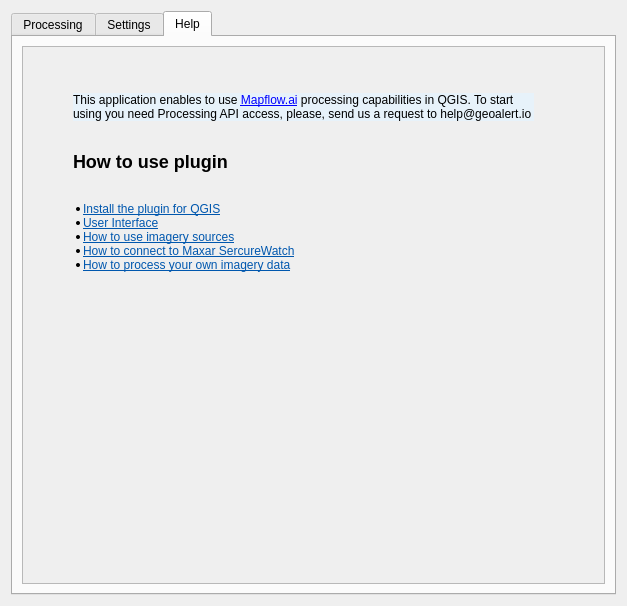
Above: src/geoalert_master_src/geoalert_dialog_base.ui from Geoalert/mapflow-qgis before the change. Below: the same form after it.
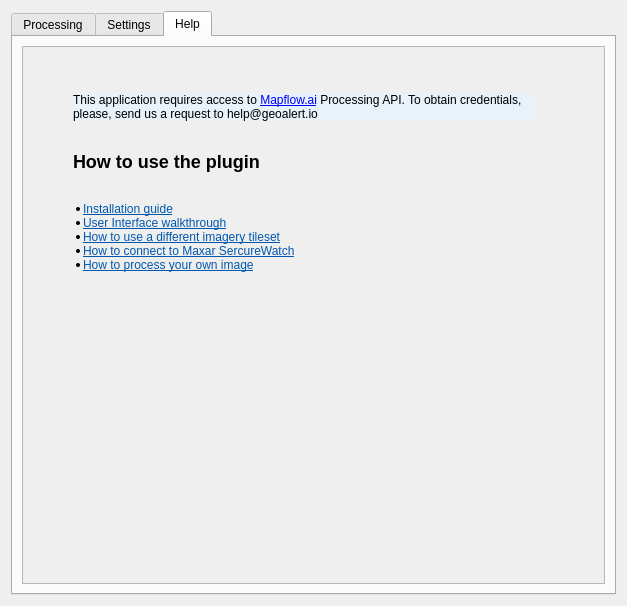
That is the form after the change. The open tabs and pages were chosen to show the change. Custom widgets are drawn as their Qt base class.

Commit message:
Improve dialog texts
Fix typos; improve English; rename Processing to Progress in the
processing table to match the displayed data.

```diff
--- a/src/geoalert_master_src/geoalert_dialog_base.ui
+++ b/src/geoalert_master_src/geoalert_dialog_base.ui
@@ -842,14 +842,14 @@
            </property>
            <property name="text">
             <string>&lt;html&gt;&lt;head/&gt;&lt;body&gt;
-&lt;div style=&quot;margin:30px; background-color: #e7f2fa&quot;&gt;&lt;p&gt;This application enables to use &lt;a href=&quot;http://mapflow.ai/&quot;&gt;Mapflow.ai&lt;/a&gt; processing capabilities in QGIS. To start using you need Processing API access, please, send us a request to help@geoalert.io&lt;/p&gt;&lt;/div&gt;
-&lt;h2 style=&quot;margin:30px;&quot;&gt;How to use plugin&lt;/h2&gt;
+&lt;div style=&quot;margin:30px; background-color: #e7f2fa&quot;&gt;&lt;p&gt;This application requires access to &lt;a href=&quot;http://mapflow.ai/&quot;&gt;Mapflow.ai&lt;/a&gt; Processing API. To obtain credentials, please, send us a request to help@geoalert.io&lt;/p&gt;&lt;/div&gt;
+&lt;h2 style=&quot;margin:30px;&quot;&gt;How to use the plugin&lt;/h2&gt;
 &lt;ul&gt;
-&lt;li&gt;&lt;a href=&quot;https://docs.mapflow.ai/docs_api/qgis_mapflow.html#how-to-install-the-plugin&quot;&gt;&lt;span style=&quot; text-decoration: underline; color:#0057ae;&quot;&gt;Install the plugin for QGIS&lt;/span&gt;&lt;/a&gt;&lt;/li&gt;
-&lt;li&gt;&lt;a href=&quot;https://docs.mapflow.ai/docs_api/qgis_mapflow.html#user-interface&quot;&gt;&lt;span style=&quot; text-decoration: underline; color:#0057ae;&quot;&gt;User Interface&lt;/span&gt;&lt;/a&gt;&lt;/li&gt;
-&lt;li&gt;&lt;a href=&quot;https://docs.mapflow.ai/docs_api/qgis_mapflow.html#how-to-use-other-imagery-services&quot;&gt;&lt;span style=&quot; text-decoration: underline; color:#0057ae;&quot;&gt;How to use imagery sources&lt;/span&gt;&lt;/a&gt;&lt;/li&gt;
+&lt;li&gt;&lt;a href=&quot;https://docs.mapflow.ai/docs_api/qgis_mapflow.html#how-to-install-the-plugin&quot;&gt;&lt;span style=&quot; text-decoration: underline; color:#0057ae;&quot;&gt;Installation guide&lt;/span&gt;&lt;/a&gt;&lt;/li&gt;
+&lt;li&gt;&lt;a href=&quot;https://docs.mapflow.ai/docs_api/qgis_mapflow.html#user-interface&quot;&gt;&lt;span style=&quot; text-decoration: underline; color:#0057ae;&quot;&gt;User Interface walkthrough&lt;/span&gt;&lt;/a&gt;&lt;/li&gt;
+&lt;li&gt;&lt;a href=&quot;https://docs.mapflow.ai/docs_api/qgis_mapflow.html#how-to-use-other-imagery-services&quot;&gt;&lt;span style=&quot; text-decoration: underline; color:#0057ae;&quot;&gt;How to use a different imagery tileset&lt;/span&gt;&lt;/a&gt;&lt;/li&gt;
 &lt;li&gt;&lt;a href=&quot;https://docs.mapflow.ai/docs_api/qgis_mapflow.html#how-to-connect-to-maxar-securewatch&quot;&gt;&lt;span style=&quot; text-decoration: underline; color:#0057ae;&quot;&gt;How to connect to Maxar SercureWatch&lt;/span&gt;&lt;/a&gt;&lt;/li&gt;
-&lt;li&gt;&lt;a href=&quot;https://docs.mapflow.ai/docs_api/qgis_mapflow.html#how-to-process-your-own-imagery-data&quot;&gt;&lt;span style=&quot; text-decoration: underline; color:#0057ae;&quot;&gt;How to process your own imagery data&lt;/span&gt;&lt;/a&gt;&lt;/li&gt;
+&lt;li&gt;&lt;a href=&quot;https://docs.mapflow.ai/docs_api/qgis_mapflow.html#how-to-process-your-own-imagery-data&quot;&gt;&lt;span style=&quot; text-decoration: underline; color:#0057ae;&quot;&gt;How to process your own image&lt;/span&gt;&lt;/a&gt;&lt;/li&gt;
 &lt;/ul&gt;
 &lt;/body&gt;&lt;/html&gt;</string>
            </property>
```
Left out of the diff: 12 changed lines with no effect on the pictures. The commit also changes 1 other file.
